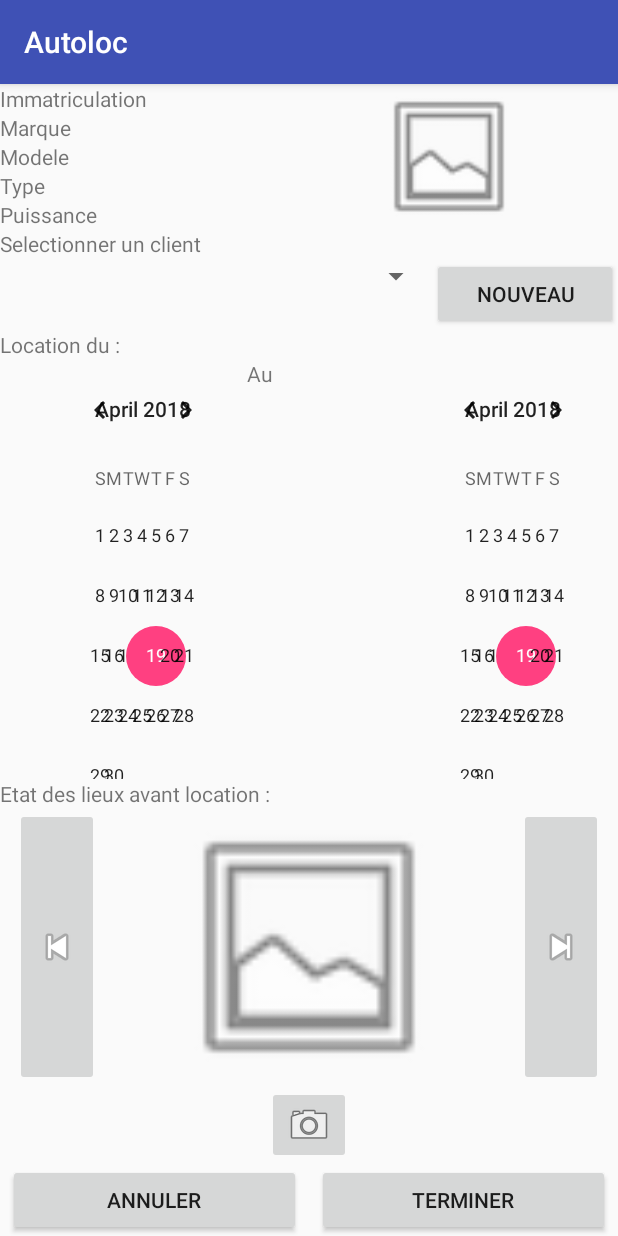
After one commit to ChraosX/AutolocV2, an Android app: the LocationActivity screen opened directly, with no data from a screen before it, on a phone screen of 412 x 824 dp. The commit adds this screen. Run offline under Robolectric (Android 15) with nearby library versions, the phone set to English and light mode, and no system bars; pictures from the network do not load.

Commit message:
Commit branch layout "final"

```diff
--- a/app/src/main/AndroidManifest.xml
+++ b/app/src/main/AndroidManifest.xml
@@ -18,6 +18,7 @@
         </activity>
         <activity android:name=".activity.ParkingActivity" />
         <activity android:name=".activity.DetailActivity" />
+        <activity android:name=".activity.LocationActivity"></activity>
     </application>
 
 </manifest>
--- /dev/null
+++ b/app/src/main/java/fr/eni/autoloc/autoloc/activity/LocationActivity.java
@@ -0,0 +1,36 @@
+package fr.eni.autoloc.autoloc.activity;
+
+import android.support.v7.app.AppCompatActivity;
+import android.os.Bundle;
+import android.view.View;
+import android.widget.ImageButton;
+import android.widget.ImageView;
+
+import fr.eni.autoloc.autoloc.R;
+
+public class LocationActivity extends AppCompatActivity {
+
+    @Override
+    protected void onCreate(Bundle savedInstanceState) {
+        super.onCreate(savedInstanceState);
+        setContentView(R.layout.activity_location);
+
+        ImageButton previous = findViewById(R.id.btn_previous);
+        previous.setOnClickListener(new View.OnClickListener() {
+            @Override
+            public void onClick(View v) {
+                ImageView photo = findViewById(R.id.photo);
+                photo.setImageURI();
+            }
+        });
+
+        ImageButton next = findViewById(R.id.btn_next);
+        next.setOnClickListener(new View.OnClickListener() {
+            @Override
+            public void onClick(View v) {
+                ImageView photo = findViewById(R.id.photo);
+                photo.setImageURI();
+            }
+        });
+    }
+}
--- /dev/null
+++ b/app/src/main/res/layout/activity_location.xml
@@ -0,0 +1,207 @@
+<?xml version="1.0" encoding="utf-8"?>
+<FrameLayout xmlns:android="http://schemas.android.com/apk/res/android"
+    xmlns:app="http://schemas.android.com/apk/res-auto"
+    xmlns:tools="http://schemas.android.com/tools"
+    android:layout_width="match_parent"
+    android:layout_height="match_parent"
+    tools:context=".activity.LocationActivity">
+
+    <LinearLayout
+        android:layout_width="match_parent"
+        android:layout_height="match_parent"
+        android:orientation="vertical">
+
+        <LinearLayout
+            android:layout_width="match_parent"
+            android:layout_height="wrap_content"
+            android:orientation="horizontal">
+
+            <LinearLayout
+                android:layout_width="0dp"
+                android:layout_height="match_parent"
+                android:layout_weight="0.5"
+                android:orientation="vertical">
+
+                <TextView
+                    android:id="@+id/txt_immatriculation"
+                    android:layout_width="match_parent"
+                    android:layout_height="wrap_content"
+                    android:text="Immatriculation" />
+
+                <TextView
+                    android:id="@+id/txt_marque"
+                    android:layout_width="match_parent"
+                    android:layout_height="wrap_content"
+                    android:text="Marque" />
+
+                <TextView
+                    android:id="@+id/txt_modele"
+                    android:layout_width="match_parent"
+                    android:layout_height="wrap_content"
+                    android:text="Modele" />
+
+                <TextView
+                    android:id="@+id/txt_type"
+                    android:layout_width="match_parent"
+                    android:layout_height="wrap_content"
+                    android:text="Type" />
+
+                <TextView
+                    android:id="@+id/txt_puissance"
+                    android:layout_width="match_parent"
+                    android:layout_height="wrap_content"
+                    android:text="Puissance" />
+
+            </LinearLayout>
+
+            <LinearLayout
+                android:layout_width="0dp"
+                android:layout_height="match_parent"
+                android:layout_weight="0.6"
+                android:orientation="vertical">
+
+                <ImageView
+                    android:id="@+id/photo"
+                    android:layout_width="match_parent"
+                    android:layout_height="match_parent"
+                    android:src="@android:drawable/ic_menu_gallery" />
+            </LinearLayout>
+
+        </LinearLayout>
+
+        <TextView
+            android:id="@+id/txt_selection_client"
+            android:layout_width="match_parent"
+            android:layout_height="wrap_content"
+            android:text="@string/selectionner_un_client" />
+
+        <LinearLayout
+            android:layout_width="match_parent"
+            android:layout_height="wrap_content"
+            android:orientation="horizontal">
+
+            <Spinner
+                android:id="@+id/spinner_client"
+                android:layout_width="0dp"
+                android:layout_height="wrap_content"
+                android:layout_weight="0.7" />
+
+            <Button
+                android:id="@+id/btn_ajout_client"
+                android:layout_width="0dp"
+                android:layout_height="wrap_content"
+                android:layout_weight="0.3"
+                android:text="Nouveau" />
+        </LinearLayout>
+
+        <TextView
+            android:id="@+id/txt_selection_date"
+            android:layout_width="match_parent"
+            android:layout_height="wrap_content"
+            android:text="@string/location_du" />
+
+        <LinearLayout
+            android:layout_width="match_parent"
+            android:layout_height="wrap_content"
+            android:orientation="horizontal">
+
+            <DatePicker
+                android:id="@+id/date_picker_debut"
+                android:layout_width="0dp"
+                android:layout_height="wrap_content"
+                android:layout_weight="0.4"
+                android:datePickerMode="spinner" />
+
+            <TextView
+                android:id="@+id/txt_date"
+                android:layout_width="0dp"
+                android:layout_height="wrap_content"
+                android:layout_weight="0.2"
+                android:text="@string/au" />
+
+            <DatePicker
+                android:id="@+id/date_picker_fin"
+                android:layout_width="0dp"
+                android:layout_height="wrap_content"
+                android:layout_weight="0.4"
+                android:datePickerMode="spinner" />
+
+        </LinearLayout>
+
+        <TextView
+            android:id="@+id/txt_etat_des_lieux"
+            android:layout_width="match_parent"
+            android:layout_height="wrap_content"
+            android:text="@string/etat_des_lieux_avant_location" />
+
+        <LinearLayout
+            android:layout_width="match_parent"
+            android:layout_height="0dp"
+            android:layout_weight="0.3"
+            android:orientation="horizontal">
+
+            <ImageButton
+                android:id="@+id/btn_previous"
+                android:layout_width="wrap_content"
+                android:layout_height="match_parent"
+                android:layout_marginLeft="10dp"
+                android:layout_marginStart="10dp"
+                android:src="@android:drawable/ic_media_previous" />
+
+            <ImageView
+                android:id="@+id/photo_etat_des_lieux"
+                android:layout_width="0dp"
+                android:layout_height="match_parent"
+                android:layout_weight="0.8"
+                android:src="@android:drawable/ic_menu_gallery" />
+
+            <ImageButton
+                android:id="@+id/btn_next"
+                android:layout_width="wrap_content"
+                android:layout_height="match_parent"
+                android:layout_marginEnd="10dp"
+                android:layout_marginRight="10dp"
+                android:src="@android:drawable/ic_media_next" />
+
+        </LinearLayout>
+
+        <ImageButton
+            android:id="@+id/btn_camera"
+            android:layout_width="wrap_content"
+            android:layout_height="wrap_content"
+            android:layout_gravity="center"
+            android:src="@android:drawable/ic_menu_camera" />
+
+
+        <LinearLayout
+            android:layout_width="match_parent"
+            android:layout_height="wrap_content"
+            android:orientation="horizontal">
+
+            <Button
+                android:id="@+id/btn_annuler"
+                android:layout_width="0dp"
+                android:layout_height="wrap_content"
+                android:layout_weight="0.5"
+                android:layout_marginLeft="5dp"
+                android:layout_marginStart="5dp"
+                android:layout_marginRight="5dp"
+                android:layout_marginEnd="5dp"
+                android:text="@string/annuler"/>
+
+            <Button
+                android:id="@+id/btn_terminer"
+                android:layout_width="0dp"
+                android:layout_height="wrap_content"
+                android:layout_weight="0.5"
+                android:layout_marginLeft="5dp"
+                android:layout_marginStart="5dp"
+                android:layout_marginRight="5dp"
+                android:layout_marginEnd="5dp"
+                android:text="@string/terminer"/>
+
+        </LinearLayout>
+
+    </LinearLayout>
+
+</FrameLayout>
--- a/app/src/main/res/layout/fragment_detail.xml
+++ b/app/src/main/res/layout/fragment_detail.xml
@@ -95,8 +95,7 @@
                 android:layout_height="match_parent"
                 android:layout_marginLeft="10dp"
                 android:layout_marginStart="10dp"
-                android:src="@android:drawable/ic_media_previous"
-                android:onClick="photoPrecedente"/>
+                android:src="@android:drawable/ic_media_previous"/>
 
             <ImageView
                 android:id="@+id/photo"
@@ -111,8 +110,7 @@
                 android:layout_height="match_parent"
                 android:layout_marginEnd="10dp"
                 android:layout_marginRight="10dp"
-                android:src="@android:drawable/ic_media_next"
-                android:onClick="photoSuivante"/>
+                android:src="@android:drawable/ic_media_next"/>
 
         </LinearLayout>
 
```
Also changed, not shown: app/src/main/res/values/strings.xml (+6 -90 lines).
